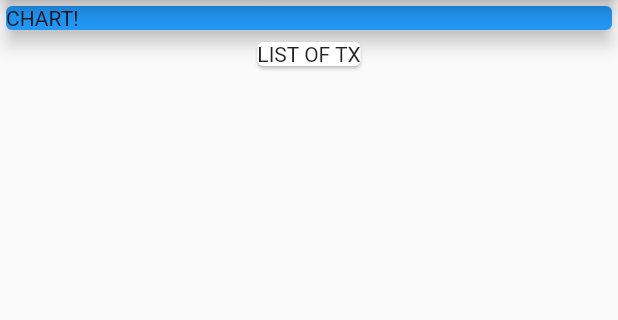
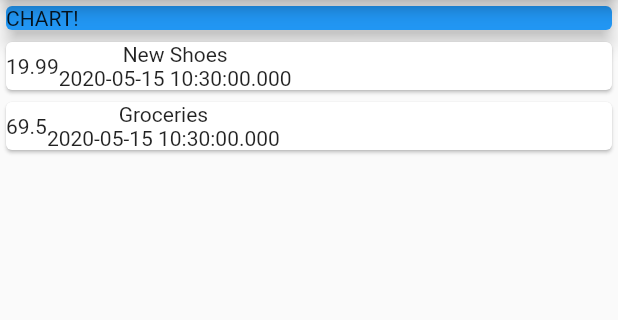
Before and after one commit to jacobia21/ExpenseApp, a Flutter app: the screen it shows after launch, on a phone screen of 412 x 824 dp, the part 84-404 px from its top. Run offline on Flutter 3.47's test engine with Material 2 defaults, Android fonts, the phone set to English and light mode, and no system bars.

Commit message:
made transaction class and began transaction cards

```diff
--- a/lib/main.dart
+++ b/lib/main.dart
@@ -1,16 +1,40 @@
 import 'package:flutter/material.dart';
+
+import './transaction.dart';
 
 void main() {
   runApp(MyApp());
 }
 
 class MyApp extends StatelessWidget {
-  // This widget is the root of your application.
   @override
   Widget build(BuildContext context) {
     return MaterialApp(
-        title: 'FlutterApp',
-        home: Scaffold(
+      title: 'Flutter App',
+      home: MyHomePage(),
+    );
+  }
+}
+
+class MyHomePage extends StatelessWidget {
+  final List<Transaction> transactions = [
+    Transaction(
+      id: 't1',
+      title: 'New Shoes',
+      amount: 19.99,
+      date: DateTime.now(),
+    ),
+    Transaction(
+      id: 't2',
+      title: 'Groceries',
+      amount: 69.50,
+      date: DateTime.now(),
+    ),
+  ];
+
+  @override
+  Widget build(BuildContext context) {
+    return Scaffold(
       appBar: AppBar(
         title: Text('Expense App'),
       ),
@@ -24,11 +48,27 @@ class MyApp extends StatelessWidget {
               elevation: 5,
             ),
           ),
-              Card(
-                child: Text('LIST OF TX'),
+          Column(
+            children: transactions.map((tx) {
+              return Card(
+                child: Row(
+                  children: <Widget>[
+                    Container(
+                      child: Text(tx.amount.toString()),
+                    ),
+                    Column(
+                      children: <Widget>[
+                        Text(tx.title),
+                        Text(tx.date.toString()),
+                      ],
                     ),
                   ],
                 ),
-        ));
+              );
+            }).toList(),
+          ),
+        ],
+      ),
+    );
   }
 }
--- /dev/null
+++ b/lib/transaction.dart
@@ -0,0 +1,15 @@
+import 'package:flutter/foundation.dart';
+
+class Transaction {
+  final String id;
+  final String title;
+  final double amount;
+  final DateTime date;
+
+  Transaction({
+    @required this.id,
+    @required this.title,
+    @required this.amount,
+    @required this.date,
+  });
+}
```
Lines whose indentation alone changed are shown as unchanged.
